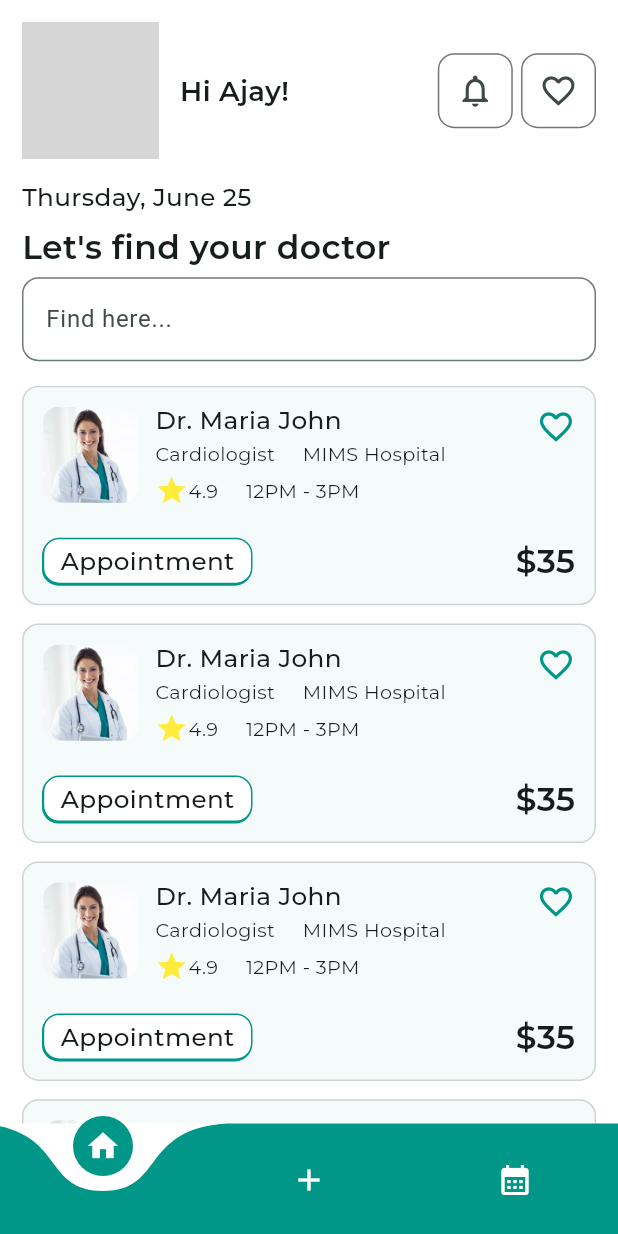
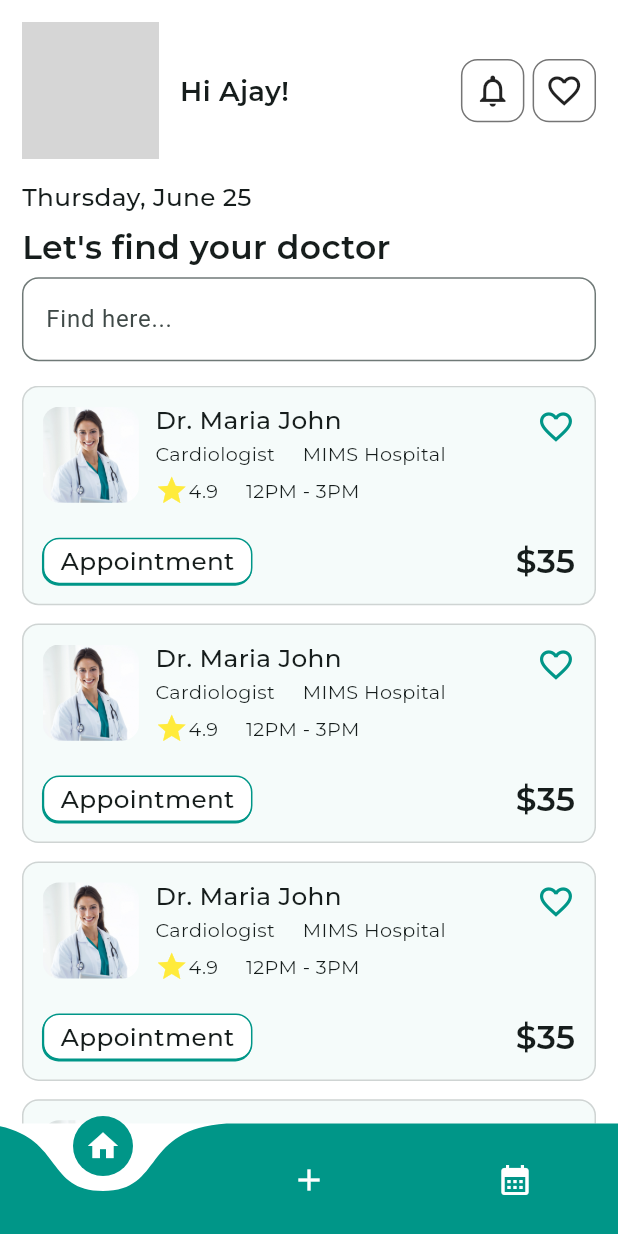
Before and after one commit to ZaynMeledath/doctor_app, a Flutter app: the screen it shows after launch, on a phone screen of 412 x 824 dp. Run offline on Flutter 3.47's test engine with Material 3 defaults, Android fonts, the phone set to English and light mode, and no system bars; drawn by our look-alikes of curved_navigation_bar; our stand-ins replace get, google_fonts; grey boxes are pictures that could not be loaded.

Commit message:
Minor changes to icons in homescreen

```diff
--- a/lib/views/home_screen.dart
+++ b/lib/views/home_screen.dart
@@ -71,6 +71,7 @@ class _HomeScreenState extends State<HomeScreen> {
           child: SizedBox(),
         ),
         Container(
+          padding: EdgeInsets.all(8.w()),
           decoration: BoxDecoration(
             color: Colors.transparent,
             borderRadius: BorderRadius.circular(kRadius),
@@ -78,17 +79,14 @@ class _HomeScreenState extends State<HomeScreen> {
               color: Colors.black54,
             ),
           ),
-          child: IconButton(
-            onPressed: () {},
-            icon: Icon(
-              Icons.notifications_outlined,
-              size: 28.w(),
-            ),
-            splashRadius: kRadius,
+          child: Icon(
+            Icons.notifications_outlined,
+            size: 28.w(),
           ),
         ),
         SizedBox(width: 6.w()),
         Container(
+          padding: EdgeInsets.all(8.w()),
           decoration: BoxDecoration(
             color: Colors.transparent,
             borderRadius: BorderRadius.circular(kRadius),
@@ -96,13 +94,9 @@ class _HomeScreenState extends State<HomeScreen> {
               color: Colors.black54,
             ),
           ),
-          child: IconButton(
-            onPressed: () {},
-            icon: Icon(
-              Icons.favorite_outline,
-              size: 28.w(),
-            ),
-            splashRadius: kRadius,
+          child: Icon(
+            Icons.favorite_outline,
+            size: 28.w(),
           ),
         ),
       ],
```
